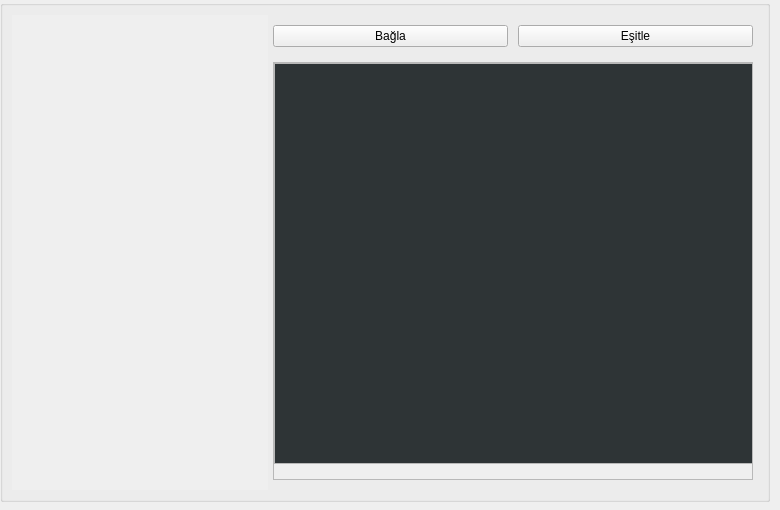
Old version of the form mainwindow.ui in the repository pinguXpingu/phone-sync.
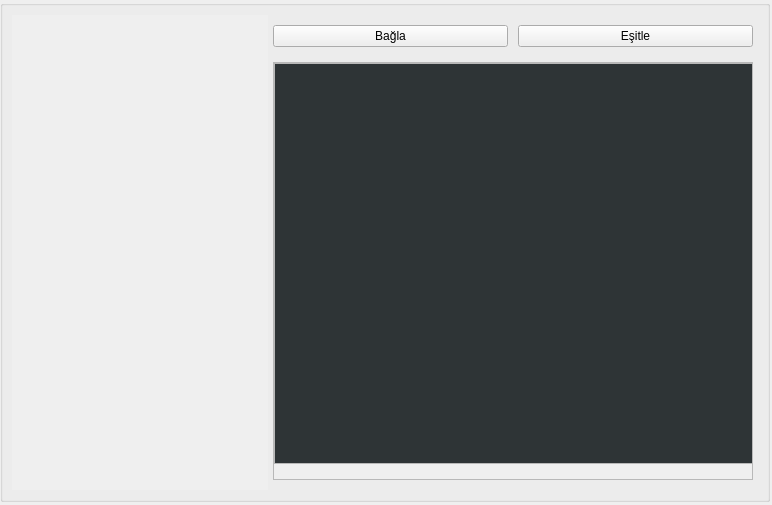
New version of the form. Icons and pictures are not drawn.

```diff
--- a/mainwindow.ui
+++ b/mainwindow.ui
@@ -6,20 +6,20 @@
    <rect>
     <x>0</x>
     <y>0</y>
-    <width>780</width>
-    <height>510</height>
+    <width>772</width>
+    <height>505</height>
    </rect>
   </property>
   <property name="minimumSize">
    <size>
-    <width>500</width>
-    <height>500</height>
+    <width>772</width>
+    <height>505</height>
    </size>
   </property>
   <property name="maximumSize">
    <size>
-    <width>923</width>
-    <height>740</height>
+    <width>772</width>
+    <height>505</height>
    </size>
   </property>
   <property name="palette">
@@ -28,9 +28,9 @@
      <colorrole role="Text">
       <brush brushstyle="SolidPattern">
        <color alpha="255">
-        <red>115</red>
-        <green>210</green>
-        <blue>22</blue>
+        <red>255</red>
+        <green>239</green>
+        <blue>165</blue>
        </color>
       </brush>
      </colorrole>
@@ -48,9 +48,9 @@
      <colorrole role="Text">
       <brush brushstyle="SolidPattern">
        <color alpha="255">
-        <red>115</red>
-        <green>210</green>
-        <blue>22</blue>
+        <red>255</red>
+        <green>239</green>
+        <blue>165</blue>
        </color>
       </brush>
      </colorrole>
```
Left out of the diff: 18 changed lines with no effect on the pictures.
